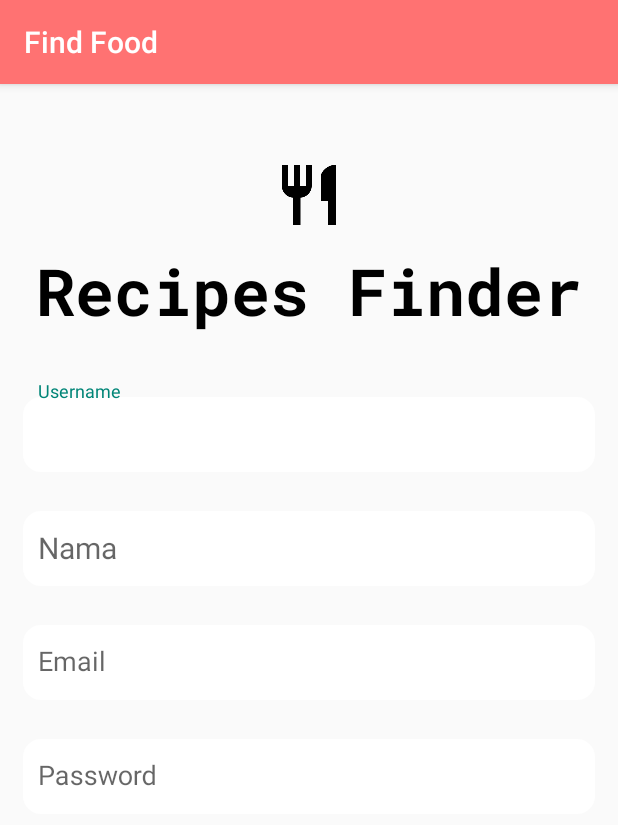
After one commit to asaadam/FindFood, an Android app: the Regist screen opened directly, with no data from a screen before it, on a phone screen of 412 x 824 dp. The commit adds this screen. Shown: the top 825 px of the screen. Run offline under Robolectric (Android 15) with nearby library versions, the phone set to English and light mode, and no system bars; Roboto replaces fonts that are not available here.

Commit message:
Add Register

```diff
--- a/app/src/main/AndroidManifest.xml
+++ b/app/src/main/AndroidManifest.xml
@@ -33,15 +33,13 @@
             android:name=".login_activity"
             android:screenOrientation="portrait"
             android:theme="@style/Theme.AppCompat.NoActionBar" />
-
-
-       <activity android:name=".MenuList"
-           android:theme="@style/Theme.AppCompat.NoActionBar"/>
-        <activity android:name=".Main2Activity"
-            android:theme="@style/Theme.AppCompat.NoActionBar"/>
-
-
-
+        <activity
+            android:name=".MenuList"
+            android:theme="@style/Theme.AppCompat.NoActionBar" />
+        <activity
+            android:name=".Main2Activity"
+            android:theme="@style/Theme.AppCompat.NoActionBar" />
+        <activity android:name=".Regist"></activity>
     </application>
 
 </manifest>
--- a/app/src/main/java/com/example/asaadam/findfood/MainActivity.java
+++ b/app/src/main/java/com/example/asaadam/findfood/MainActivity.java
@@ -13,10 +13,20 @@ public class MainActivity extends AppCompatActivity {
         super.onCreate(savedInstanceState);
         setContentView(R.layout.activity_main);
         Button login = findViewById(R.id.singIn);
+        Button regist = findViewById(R.id.register);
+        regist.setOnClickListener(new View.OnClickListener() {
+            @Override
+            public void onClick(View v) {
+                Intent regist = new Intent(MainActivity.this,Regist.class);
+                startActivity(regist);
+            }
+        });
     }
 
     public void startLogin (View view){
         Intent login = new Intent(this,login_activity.class);
         startActivity(login);
     }
+
+
 }
--- /dev/null
+++ b/app/src/main/java/com/example/asaadam/findfood/Regist.java
@@ -0,0 +1,13 @@
+package com.example.asaadam.findfood;
+
+import android.support.v7.app.AppCompatActivity;
+import android.os.Bundle;
+
+public class Regist extends AppCompatActivity {
+
+    @Override
+    protected void onCreate(Bundle savedInstanceState) {
+        super.onCreate(savedInstanceState);
+        setContentView(R.layout.activity_regist);
+    }
+}
--- a/app/src/main/res/layout/activity_main.xml
+++ b/app/src/main/res/layout/activity_main.xml
@@ -54,6 +54,7 @@
         android:paddingBottom="100dp">
 
         <Button
+            android:id="@+id/register"
             android:layout_marginTop="30dp"
             android:layout_width="wrap_content"
             android:layout_height="70dp"
--- /dev/null
+++ b/app/src/main/res/layout/activity_regist.xml
@@ -0,0 +1,132 @@
+<?xml version="1.0" encoding="utf-8"?>
+<LinearLayout xmlns:android="http://schemas.android.com/apk/res/android"
+    xmlns:app="http://schemas.android.com/apk/res-auto"
+    xmlns:tools="http://schemas.android.com/tools"
+    android:layout_width="match_parent"
+    android:layout_height="match_parent"
+    android:orientation="vertical"
+    tools:context="com.example.asaadam.findfood.Regist">
+
+    <RelativeLayout
+        android:id="@+id/Header"
+        android:layout_width="wrap_content"
+        android:layout_height="wrap_content"
+        android:layout_alignParentTop="true"
+        android:layout_centerHorizontal="true"
+        android:layout_marginTop="30dp"
+        android:padding="20dp"
+        >
+
+        <ImageView
+            android:id="@+id/profile_image"
+            android:layout_width="wrap_content"
+            android:layout_height="wrap_content"
+            android:layout_alignParentTop="true"
+            android:layout_centerHorizontal="true"
+            android:src="@drawable/ic_restaurant_black_48dp"
+            />
+
+        <TextView
+            android:id="@+id/food"
+            android:layout_width="wrap_content"
+            android:layout_height="80dp"
+            android:layout_below="@id/profile_image"
+            android:layout_centerHorizontal="true"
+            android:layout_centerInParent="true"
+            android:autoSizeTextType="uniform"
+            android:fontFamily="@font/roboto_mono_bold"
+            android:gravity="center"
+            android:maxLines="1"
+            android:text="Recipes Finder"
+            android:textColor="#000000"
+            android:textSize="80sp" />
+
+    </RelativeLayout>
+    <android.support.design.widget.TextInputLayout
+        android:layout_width="match_parent"
+        android:layout_height="wrap_content"
+        >
+
+        <EditText
+            android:id="@+id/usernameRegist"
+            android:layout_width="match_parent"
+            android:layout_height="50dp"
+            android:layout_margin="15dp"
+            android:background="@drawable/roundedcorner"
+            android:hint="Username"
+            android:imeOptions="actionUnspecified"
+            android:maxLines="1"
+            android:padding="10dp"
+            android:singleLine="true"
+            android:textColor="#000"
+            android:textColorHint="#000"
+            android:textSize="20sp" />
+
+    </android.support.design.widget.TextInputLayout>
+    <android.support.design.widget.TextInputLayout
+        android:layout_width="match_parent"
+        android:layout_height="wrap_content"
+        >
+
+        <EditText
+            android:id="@+id/nameRegist"
+            android:layout_width="match_parent"
+            android:layout_height="50dp"
+            android:layout_margin="15dp"
+            android:background="@drawable/roundedcorner"
+            android:hint="Nama"
+            android:imeOptions="actionUnspecified"
+            android:maxLines="1"
+            android:padding="10dp"
+            android:singleLine="true"
+            android:textColor="#000"
+            android:textColorHint="#000"
+            android:textSize="20sp" />
+
+    </android.support.design.widget.TextInputLayout>
+    <android.support.design.widget.TextInputLayout
+        android:id="@+id/email"
+        android:layout_width="match_parent"
+        android:layout_height="wrap_content"
+        >
+
+        <AutoCompleteTextView
+            android:background="@drawable/roundedcorner"
+            android:padding="10dp"
+            android:layout_margin="15dp"
+            android:id="@+id/emailRegist"
+            android:layout_width="match_parent"
+            android:layout_height="50dp"
+            android:hint="@string/prompt_email"
+            android:inputType="textEmailAddress"
+            android:maxLines="1"
+            android:textColor="#000"
+            android:singleLine="true"
+            android:textColorHint="#000"/>
+
+    </android.support.design.widget.TextInputLayout>
+    <android.support.design.widget.TextInputLayout
+        android:layout_width="match_parent"
+        android:layout_height="wrap_content"
+        >
+
+        <EditText
+            android:background="@drawable/roundedcorner"
+            android:padding="10dp"
+            android:layout_margin="15dp"
+            android:id="@+id/passwordRegist"
+            android:layout_width="match_parent"
+            android:layout_height="50dp"
+            android:inputType="textPassword"
+            android:hint="Password"
+            android:maxLines="1"
+            android:textColor="#000"
+            android:singleLine="true"
+            android:textColorHint="#000"/>
+
+    </android.support.design.widget.TextInputLayout>
+
+
+
+
+</LinearLayout>
--- a/app/src/main/res/layout/list_item.xml
+++ b/app/src/main/res/layout/list_item.xml
@@ -5,6 +5,8 @@
     android:layout_width="150dp"
     android:layout_height="200dp"
     android:background="@drawable/cardviewstyle"
+    android:padding="10dp"
+    android:layout_margin="10dp"
     >
     <LinearLayout
         android:layout_width="wrap_content"
```
